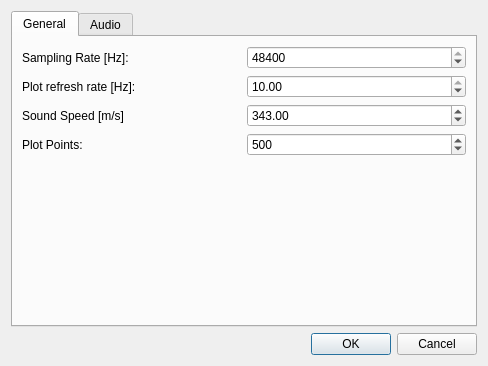
bslew/acomod, file src/acomod/preferences.ui: the form before one commit.
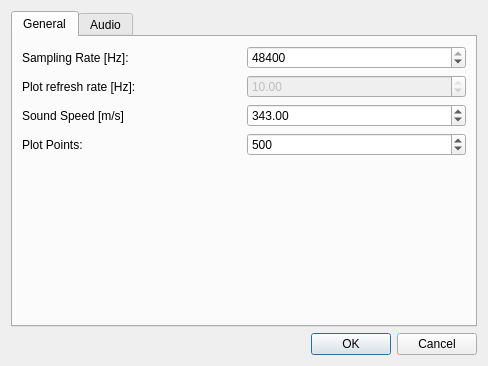
The form after the commit.

Diff of the .ui file:
```diff
--- a/src/acomod/preferences.ui
+++ b/src/acomod/preferences.ui
@@ -67,6 +67,9 @@
            </item>
            <item row="1" column="1">
             <widget class="QDoubleSpinBox" name="doubleSpinBox_plotRefreshRate">
+             <property name="enabled">
+              <bool>false</bool>
+             </property>
              <property name="decimals">
               <number>2</number>
              </property>
```
